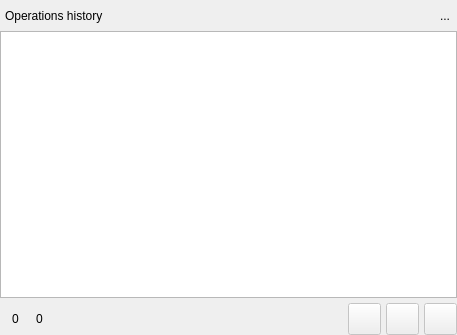
The window that libs/libgui/ui/widgets/operationlistwidget.ui (arichiardi/pgmodeler) describes before a commit, drawn with Qt 5.
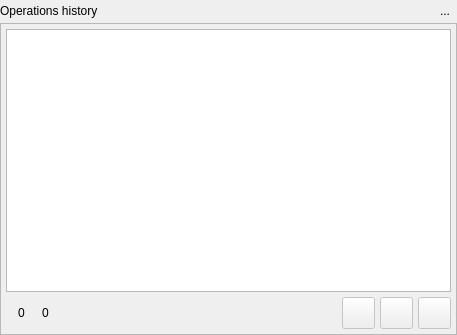
The same window after the commit. Icons and pictures are not drawn.

```diff
--- a/libs/libgui/ui/widgets/operationlistwidget.ui
+++ b/libs/libgui/ui/widgets/operationlistwidget.ui
@@ -49,7 +49,7 @@
     <number>0</number>
    </property>
    <property name="topMargin">
-    <number>5</number>
+    <number>0</number>
    </property>
    <property name="rightMargin">
     <number>0</number>
@@ -64,7 +64,7 @@
        <number>5</number>
       </property>
       <property name="leftMargin">
-       <number>5</number>
+       <number>0</number>
       </property>
       <property name="topMargin">
        <number>0</number>
@@ -73,7 +73,7 @@
        <number>0</number>
       </property>
       <property name="bottomMargin">
-       <number>5</number>
+       <number>2</number>
       </property>
       <item>
        <widget class="QLabel" name="title_lbl">
@@ -125,19 +125,22 @@
     </widget>
    </item>
    <item>
-    <widget class="QWidget" name="content_wgt" native="true">
+    <widget class="QFrame" name="content_frm">
+     <property name="frameShape">
+      <enum>QFrame::Shape::StyledPanel</enum>
+     </property>
      <layout class="QGridLayout" name="gridLayout_2">
       <property name="leftMargin">
-       <number>0</number>
+       <number>5</number>
       </property>
       <property name="topMargin">
-       <number>0</number>
+       <number>5</number>
       </property>
       <property name="rightMargin">
-       <number>0</number>
+       <number>5</number>
       </property>
       <property name="bottomMargin">
-       <number>0</number>
+       <number>5</number>
       </property>
       <property name="spacing">
        <number>5</number>
```
Left out of the diff: 398 changed lines with no effect on the pictures.
